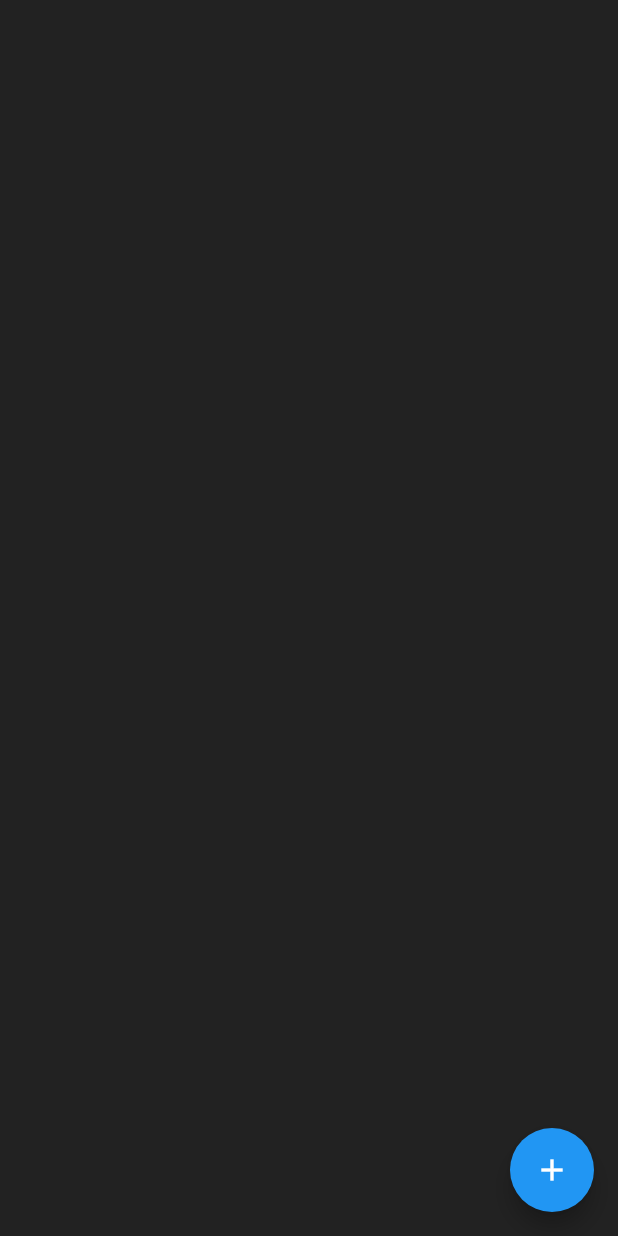
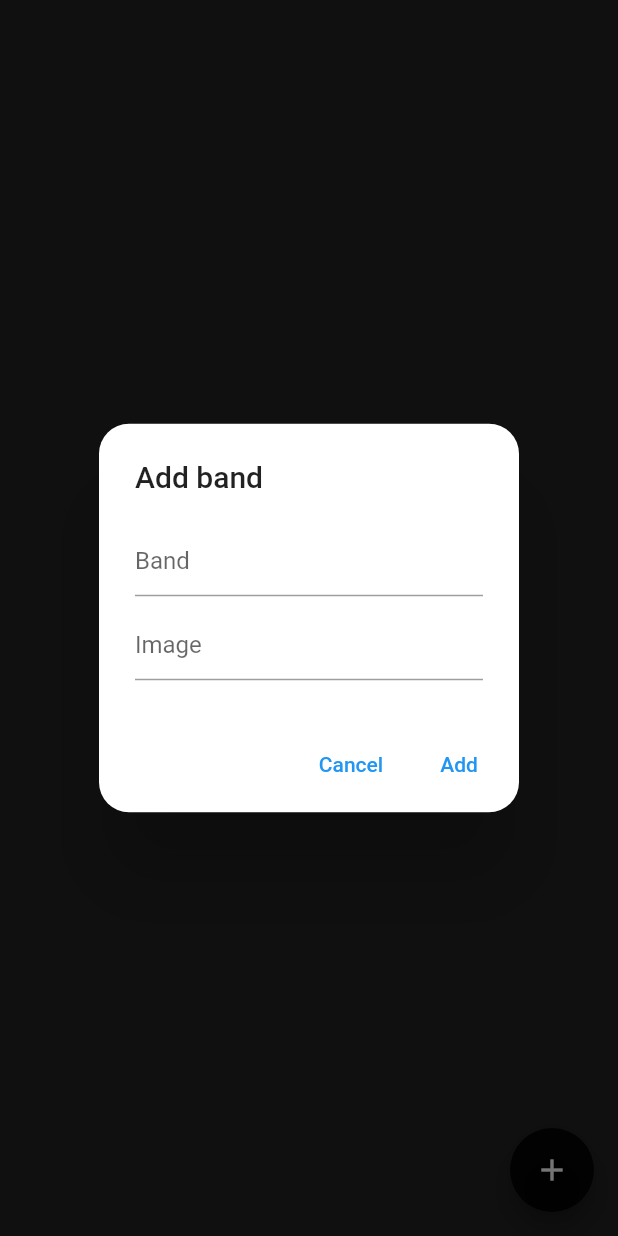
Before and after one commit to gian-pc/flutter_firebase, a Flutter app: the screen it shows after launch, after a tap on the "add" icon, on a phone screen of 412 x 824 dp. Run offline on Flutter 3.47's test engine with Material 2 defaults, Android fonts, the phone set to English and light mode, and no system bars; our stand-ins replace cloud_firestore, firebase_core; accounts and stored records are empty.

```diff
--- a/lib/pages/home_page.dart
+++ b/lib/pages/home_page.dart
@@ -19,7 +19,7 @@ class _HomePageState extends State<HomePage> {
   }
 
   getAllDataFirebase() {
-    bandCollection.orderBy('band',descending: true).get().then((value) {
+    bandCollection.orderBy('band', descending: true).get().then((value) {
       value.docs.forEach((element) {
         Map<String, dynamic> myMap = element.data() as Map<String, dynamic>;
         myBands.add(myMap);
@@ -88,29 +88,48 @@ class _HomePageState extends State<HomePage> {
     });
   }
 
+  addShowDialog() {
+    return showDialog(
+      context: context,
+      builder: (BuildContext context) {
+        return AlertDialog(
+          shape: RoundedRectangleBorder(
+            borderRadius: BorderRadius.circular(20)
+          ),
+          title: Text("Add band"),
+          content: Column(
+            mainAxisSize: MainAxisSize.min,
+            children: [
+              TextField(
+                decoration: InputDecoration(hintText: "Band"),
+              ),
+              SizedBox(
+                height: 8.0,
+              ),
+              TextField(
+                decoration: InputDecoration(hintText: "Image"),
+              ),
+            ],
+          ),
+          actions: [
+            TextButton(onPressed: (){}, child: Text("Cancel"),),
+            TextButton(onPressed: (){}, child: Text("Add"),),
+          ],
+        );
+      },
+    );
+  }
+
   @override
   Widget build(BuildContext context) {
     return Scaffold(
-      // appBar: AppBar(
-      //   title: Text("Example"),
-      //   actions: [
-      //     IconButton(
-      //       onPressed: () {
-      //         getDocumentFirebase();
-      //       },
-      //       icon: Icon(Icons.search),
-      //     )
-      //   ],
-      // ),
       backgroundColor: Colors.black87,
       floatingActionButton: FloatingActionButton(
         onPressed: () {
-          //addDocumentFirebase();
-          //addDocumentIdFirebase();
-          //updateDocumentFirebase();
-          deleteDocumentFirebase();
+          addShowDialog();
         },
         child: Icon(Icons.add),
+        backgroundColor: Colors.black87,
       ),
       body: ListView.builder(
         itemCount: myBands.length,
```
